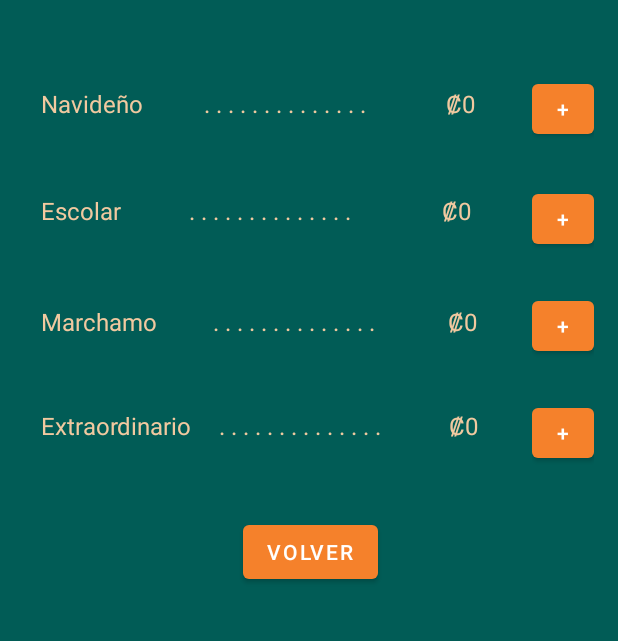
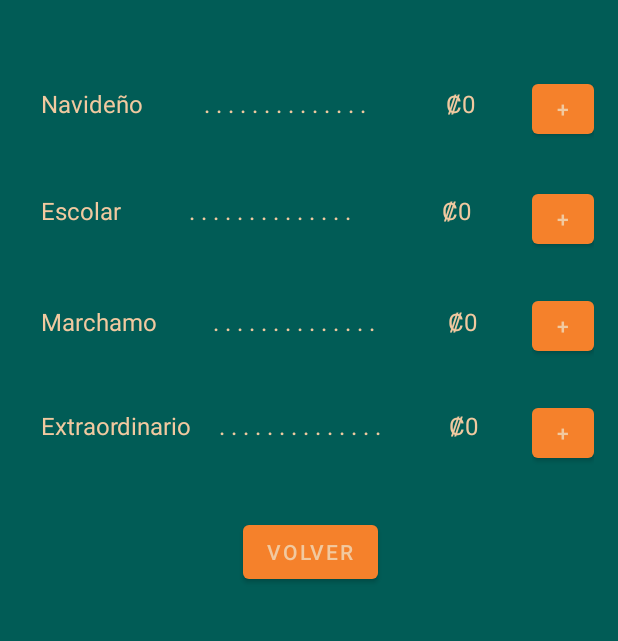
Before and after one commit to adriansm1222/asodesunidosRep, an Android app: the GestionaAhorros screen opened directly, with no data from a screen before it, on a phone screen of 412 x 824 dp, the part 414-1055 px from its top. Run offline under Robolectric (Android 15) with nearby library versions, the light colour scheme and no system bars; 2 statements that could not run were skipped.

Commit message:
warnings corregidos

```diff
--- a/ASODESUNIDOS/app/src/main/res/layout/activity_gestiona_ahorros.xml
+++ b/ASODESUNIDOS/app/src/main/res/layout/activity_gestiona_ahorros.xml
@@ -19,14 +19,14 @@
         android:orientation="horizontal"
         app:layout_constraintStart_toStartOf="parent"
         app:layout_constraintTop_toBottomOf="@+id/linearLayout2"
-        tools:ignore="MissingConstraints">
+        tools:ignore="MissingConstraints,TextSizeCheck">
 
         <TextView
             android:id="@+id/textView2"
             android:layout_width="wrap_content"
             android:layout_height="wrap_content"
             android:layout_weight="1"
-            android:text="Marchamo"
+            android:text="@string/marchamo"
             android:textAlignment="textStart"
             android:textColor="@color/text"
             android:textSize="16sp" />
@@ -36,16 +36,17 @@
             android:layout_width="100dp"
             android:layout_height="wrap_content"
             android:layout_weight="1"
-            android:text=". . . . . . . . . . . . . . "
+            android:text="@string/volver1"
             android:textColor="@color/text"
-            android:textSize="16sp" />
+            android:textSize="16sp"
+            tools:ignore="TextSizeCheck" />
 
         <TextView
             android:id="@+id/textViewMarchamo"
             android:layout_width="wrap_content"
             android:layout_height="wrap_content"
             android:layout_weight="1"
-            android:text="₡0"
+            android:text="@string/_0"
             android:textAlignment="center"
             android:textColor="@color/text"
             android:textSize="16sp" />
@@ -66,11 +67,12 @@
 
         <Button
             android:id="@+id/buttonAddMarchamo"
-            android:layout_width="8dp"
+            android:layout_width="0dp"
             android:layout_height="match_parent"
             android:layout_weight="1"
-            android:text="+"
-            tools:ignore="TouchTargetSizeCheck" />
+            android:text="@string/buttonAddmarchamo"
+            android:textColor="@color/text"
+            tools:ignore="TouchTargetSizeCheck,DuplicateSpeakableTextCheck,TextContrastCheck" />
     </LinearLayout>
 
     <LinearLayout
@@ -90,26 +92,28 @@
             android:layout_width="83dp"
             android:layout_height="wrap_content"
             android:layout_weight="1"
-            android:text="Extraordinario"
+            android:text="@string/extraordinario"
             android:textAlignment="textStart"
             android:textColor="@color/text"
-            android:textSize="16sp" />
+            android:textSize="16sp"
+            tools:ignore="TextSizeCheck" />
 
         <TextView
             android:id="@+id/textView12"
             android:layout_width="100dp"
             android:layout_height="wrap_content"
             android:layout_weight="1"
-            android:text=". . . . . . . . . . . . . . "
+            android:text="@string/tv12"
             android:textColor="@color/text"
-            android:textSize="16sp" />
+            android:textSize="16sp"
+            tools:ignore="TextSizeCheck" />
 
         <TextView
             android:id="@+id/textViewExtraordinario"
             android:layout_width="wrap_content"
             android:layout_height="wrap_content"
             android:layout_weight="1"
-            android:text="₡0"
+            android:text="@string/_01"
             android:textAlignment="center"
             android:textColor="@color/text"
             android:textSize="16sp" />
@@ -126,7 +130,8 @@
         android:src="@mipmap/ic_launcher_ahorro"
         app:layout_constraintStart_toStartOf="parent"
         app:layout_constraintTop_toBottomOf="@+id/textView"
-        tools:ignore="MissingConstraints" />
+        tools:ignore="ContentDescription,MissingConstraints"
+        android:contentDescription="@string/todo" />
 
     <TextView
         android:id="@+id/textView"
@@ -134,11 +139,12 @@
         android:layout_height="38dp"
         android:layout_marginStart="20dp"
         android:layout_marginTop="44dp"
-        android:text="Gestiona tus ahorros mensuales:"
+        android:text="@string/gestiona_tus_ahorros_mensuales"
         android:textColor="@color/text"
         android:textSize="24sp"
         app:layout_constraintStart_toStartOf="parent"
-        app:layout_constraintTop_toTopOf="parent" />
+        app:layout_constraintTop_toTopOf="parent"
+        tools:ignore="TextSizeCheck" />
 
 
     <LinearLayout
@@ -151,14 +157,14 @@
         android:orientation="horizontal"
         app:layout_constraintStart_toStartOf="parent"
         app:layout_constraintTop_toBottomOf="@+id/profile_image"
-        tools:ignore="MissingConstraints">
+        tools:ignore="MissingConstraints,TextSizeCheck">
 
         <TextView
             android:id="@+id/textView5"
             android:layout_width="wrap_content"
             android:layout_height="wrap_content"
             android:layout_weight="1"
-            android:text="Navideño"
+            android:text="@string/navide_o"
             android:textAlignment="textStart"
             android:textColor="@color/text"
             android:textSize="16sp" />
@@ -168,16 +174,17 @@
             android:layout_width="100dp"
             android:layout_height="wrap_content"
             android:layout_weight="1"
-            android:text=". . . . . . . . . . . . . . "
+            android:text="@string/tv6"
             android:textColor="@color/text"
-            android:textSize="16sp" />
+            android:textSize="16sp"
+            tools:ignore="TextSizeCheck" />
 
         <TextView
             android:id="@+id/textViewNavideño"
             android:layout_width="wrap_content"
             android:layout_height="wrap_content"
             android:layout_weight="1"
-            android:text="₡0"
+            android:text="@string/_02"
             android:textAlignment="center"
             android:textColor="@color/text"
             android:textSize="16sp" />
@@ -198,11 +205,12 @@
 
         <Button
             android:id="@+id/buttonAddNavideño"
-            android:layout_width="8dp"
+            android:layout_width="0dp"
             android:layout_height="match_parent"
             android:layout_weight="1"
             android:text="+"
-            tools:ignore="TouchTargetSizeCheck" />
+            android:textColor="@color/text"
+            tools:ignore="HardcodedText,TextContrastCheck,TouchTargetSizeCheck" />
     </LinearLayout>
 
     <LinearLayout
@@ -223,7 +231,8 @@
             android:layout_height="match_parent"
             android:layout_weight="1"
             android:text="+"
-            tools:ignore="TouchTargetSizeCheck" />
+            android:textColor="@color/text"
+            tools:ignore="HardcodedText,InefficientWeight,TextContrastCheck,TouchTargetSizeCheck" />
     </LinearLayout>
 
     <LinearLayout
@@ -236,7 +245,7 @@
         android:orientation="horizontal"
         app:layout_constraintStart_toStartOf="parent"
         app:layout_constraintTop_toBottomOf="@+id/linearLayout"
-        tools:ignore="MissingConstraints">
+        tools:ignore="MissingConstraints,TextSizeCheck">
 
         <TextView
             android:id="@+id/textView8"
@@ -246,7 +255,8 @@
             android:text="Escolar"
             android:textAlignment="textStart"
             android:textColor="@color/text"
-            android:textSize="16sp" />
+            android:textSize="16sp"
+            tools:ignore="HardcodedText" />
 
         <TextView
             android:id="@+id/textView9"
@@ -255,7 +265,8 @@
             android:layout_weight="1"
             android:text=". . . . . . . . . . . . . . "
             android:textColor="@color/text"
-            android:textSize="16sp" />
+            android:textSize="16sp"
+            tools:ignore="HardcodedText,TextSizeCheck" />
 
         <TextView
             android:id="@+id/textViewEscolar"
@@ -265,7 +276,8 @@
             android:text="₡0"
             android:textAlignment="center"
             android:textColor="@color/text"
-            android:textSize="16sp" />
+            android:textSize="16sp"
+            tools:ignore="HardcodedText" />
 
     </LinearLayout>
 
@@ -285,7 +297,8 @@
             android:layout_height="match_parent"
             android:layout_weight="1"
             android:text="+"
-            tools:ignore="TouchTargetSizeCheck" />
+            android:textColor="@color/text"
+            tools:ignore="HardcodedText,InefficientWeight,TextContrastCheck,TouchTargetSizeCheck" />
     </LinearLayout>
 
     <Button
@@ -294,10 +307,12 @@
         android:layout_height="wrap_content"
         android:layout_marginStart="162dp"
         android:layout_marginTop="21dp"
+        android:onClick="volver"
         android:text="Volver"
+        android:textColor="@color/text"
         app:layout_constraintStart_toStartOf="parent"
         app:layout_constraintTop_toBottomOf="@+id/linearLayout6"
-        android:onClick="volver"/>
+        tools:ignore="HardcodedText,TextContrastCheck" />
 
 
 </androidx.constraintlayout.widget.ConstraintLayout>
--- a/ASODESUNIDOS/app/src/main/res/values/strings.xml
+++ b/ASODESUNIDOS/app/src/main/res/values/strings.xml
@@ -40,4 +40,21 @@
 
     <string name="hello_first_fragment">Hello first fragment</string>
     <string name="hello_second_fragment">Hello second fragment. Arg: %1$s</string>
+    <string name="marchamo">Marchamo</string>
+    <string name="volver1">. . . . . . . . . . . . . .</string>
+    <string name="_0">₡0</string>
+    <string name="buttonAddmarchamo">+</string>
+    <string name="extraordinario">Extraordinario</string>
+    <string name="tv12">. . . . . . . . . . . . . .</string>
+    <string name="_01">₡0</string>
+    <string name="todo">TODO</string>
+    <string name="gestiona_tus_ahorros_mensuales">Gestiona tus ahorros mensuales:</string>
+    <string name="navide_o">Navideño</string>
+    <string name="tv6">. . . . . . . . . . . . . .</string>
+    <string name="_02">₡0</string>
+    <string name="ver_mis_pr_stamos">Ver mis préstamos</string>
+    <string name="gestionar_mis_ahorros">Gestionar mis ahorros</string>
+    <string name="calcula_cuota">Calcula cuota</string>
+    <string name="informaci_n_personal">Información personal</string>
+    <string name="cerrar_cesi_n">Cerrar cesión</string>
 </resources>
```
Also changed, not shown: ASODESUNIDOS/app/src/main/res/layout/activity_ingresa_ahorro.xml (+11 -6 lines), ASODESUNIDOS/app/src/main/res/layout/activity_pantalla_principal_cliente.xml (+12 -7 lines).
